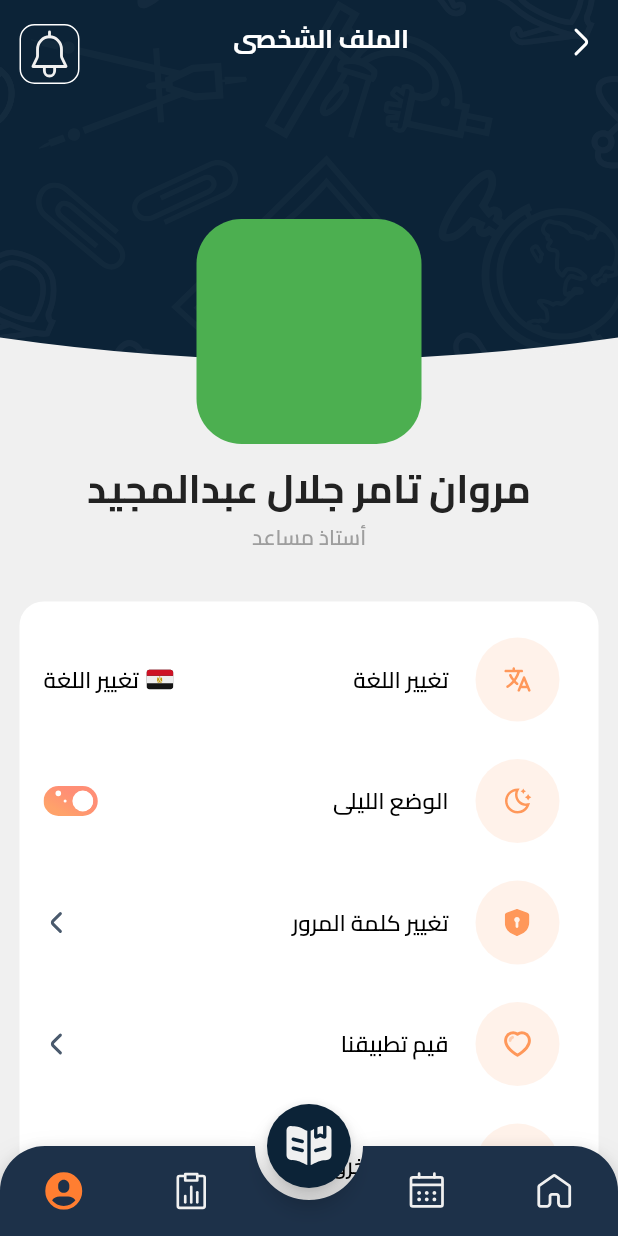
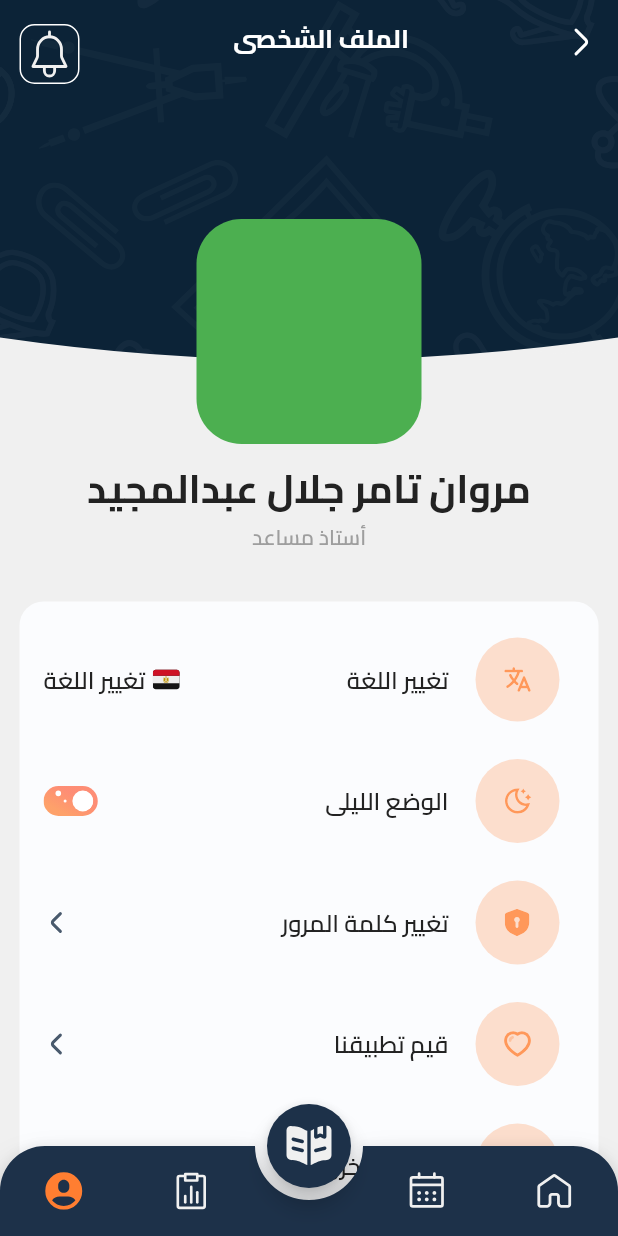
Before and after one commit to Marwan-Tamer777/Academia, a Flutter app: the BottomNavBar screen opened by its route, on a phone screen of 412 x 824 dp. Run offline on Flutter 3.47's test engine with Material 3 defaults, Android fonts, the phone set to English and light mode, and no system bars; drawn by our look-alikes of animated_bottom_navigation_bar; our stand-ins replace carousel_slider, curved_navigation_bar, dio, flutter_bloc, flutter_svg, freezed_annotation and 6 more; accounts and stored records are empty; generated files the repository leaves out were written again; project files that could hold a hidden picture were left out.

Commit message:
Added More Pages To Support Themes

```diff
--- a/Mobile App/academia/lib/presentation/resources/color_manager.dart
+++ b/Mobile App/academia/lib/presentation/resources/color_manager.dart
@@ -37,7 +37,7 @@ abstract class ColorManager {
   // static const Color lightGreen = Color(0xFF517B2C);
   static const Color lightGreen2 = Color(0xFFE9FFED);
   static const Color textOrange = Color(0xFFFF7E31);
-  static const Color lightOrange1 = Color.fromRGBO(255, 126, 49, 0.10);
+  static const Color lightOrange1 = Color(0x3DFF7D31);
   static const Color calenderEmptyState = Color(0xFF7E3133);
 
   static const Color offWhite = Color(0xFFFBFCFE);
@@ -56,7 +56,6 @@ abstract class ColorManager {
   static const Color darkExternalGreenOverlay = Color(0x66748076);
   static const Color darkNavigationBar = Color(0xFF0A111A);
 
-
   /// Dark Theme Colors
   /// Old
   static const Color darkWhiteSecondary = Color(0xFFF5F5F5);
--- a/Mobile App/academia/lib/presentation/resources/font_manager.dart
+++ b/Mobile App/academia/lib/presentation/resources/font_manager.dart
@@ -32,6 +32,7 @@ class FontSize {
   static const double s22 = 22;
   static const double s24 = 24;
   static const double s26 = 26;
+  static const double s28 = 28;
   static const double s29 = 29;
   static const double s34 = 34;
   static const double s36 = 36;
--- a/Mobile App/academia/lib/presentation/resources/theme_manager.dart
+++ b/Mobile App/academia/lib/presentation/resources/theme_manager.dart
@@ -154,8 +154,13 @@ class ThemeManager {
         color: ColorManager.lightGrey,
         fontFamily: FontConstants.cairo,
       ),
+      labelLarge: getBoldTextStyle(
+        fontSize: FontSize.s28,
+        color: ColorManager.lightBlack,
+        fontFamily: FontConstants.cairo,
+      ),
       labelMedium: getSemiBoldTextStyle(
-        fontSize: FontSize.s18,
+        fontSize: FontSize.s20,
         color: ColorManager.black,
         fontFamily: FontConstants.cairo,
       ),
@@ -295,6 +300,7 @@ class ThemeManager {
         greenOverlayColor: ColorManager.lightExternalGreenOverlay,
         successColor: ColorManager.lightSuccessText,
         navBarColor: ColorManager.lightNavigationBar,
+        pageIndicatorColor: ColorManager.buttonColor,
         themeIcon: Icons.light_mode,
         courseIcon: ImageAssets.courseIcon,
       )
@@ -310,8 +316,8 @@ class ThemeManager {
     scaffoldBackgroundColor: ColorManager.semiDarkBackground,
     canvasColor: ColorManager.semiDarkElement,
     colorScheme: const ColorScheme.dark(
-      primary: ColorManager.darkPrimary,
-      secondary: ColorManager.darkPrimary,
+      primary: ColorManager.semiDarkSecondary,
+      secondary: ColorManager.semiDarkSecondary,
       surface: ColorManager.darkBackground,
       background: ColorManager.darkBackground,
       error: ColorManager.darkError,
@@ -387,6 +393,7 @@ class ThemeManager {
       displayMedium: getSemiBoldTextStyle(
         color: ColorManager.semiDarkText,
         fontSize: FontSize.s24,
+        fontFamily: FontConstants.cairo,
       ),
       displaySmall: getRegularTextStyle(
         color: ColorManager.semiDarkText,
@@ -394,11 +401,13 @@ class ThemeManager {
       ),
       bodyLarge: getSemiBoldTextStyle(
         fontSize: FontSize.s16,
-        color: ColorManager.darkWhite,
+        color: ColorManager.semiDarkText,
+        fontFamily: FontConstants.cairo,
       ),
       bodyMedium: getRegularTextStyle(
         color: ColorManager.semiDarkText,
         fontSize: FontSize.s16,
+        fontFamily: FontConstants.cairo,
       ),
       bodySmall: getMediumTextStyle(
         color: ColorManager.semiDarkText,
@@ -407,18 +416,27 @@ class ThemeManager {
       titleLarge: getRegularTextStyle(
         color: ColorManager.darkWhite,
         fontSize: FontSize.s14,
+        fontFamily: FontConstants.cairo,
       ),
       titleMedium: getMediumTextStyle(
         fontSize: FontSize.s14,
         color: ColorManager.darkWhiteSecondary,
+        fontFamily: FontConstants.cairo,
       ),
       titleSmall: getRegularTextStyle(
         fontSize: FontSize.s11,
         color: ColorManager.darkGrey,
+        fontFamily: FontConstants.cairo,
       ),
-      labelMedium: getSemiBoldTextStyle(
-        fontSize: FontSize.s18,
-        color: ColorManager.white,
+      labelLarge: getBoldTextStyle(
+        fontSize: FontSize.s28,
+        color: ColorManager.semiDarkText,
+        fontFamily: FontConstants.cairo,
+      ),
+      labelMedium: getMediumTextStyle(
+        fontSize: FontSize.s20,
+        color: ColorManager.semiDarkText,
+        fontFamily: FontConstants.cairo,
       ),
       labelSmall: getRegularTextStyle(
         fontSize: FontSize.s18,
@@ -453,7 +471,7 @@ class ThemeManager {
 
       // Enabled border
       enabledBorder: const OutlineInputBorder(
-        borderSide:BorderSide.none,
+        borderSide: BorderSide.none,
         borderRadius: BorderRadius.all(Radius.circular(AppSize.s16)),
       ),
 
@@ -536,6 +554,7 @@ class ThemeManager {
         greenOverlayColor: ColorManager.darkExternalGreenOverlay,
         successColor: ColorManager.semiDarkSuccessText,
         navBarColor: ColorManager.darkNavigationBar,
+        pageIndicatorColor: ColorManager.semiDarkSecondary,
         themeIcon: Icons.dark_mode,
         courseIcon: ImageAssets.courseIconDark,
       ),
@@ -778,6 +797,7 @@ class ThemeManager {
         greenOverlayColor: ColorManager.darkExternalGreenOverlay,
         successColor: ColorManager.semiDarkSuccessText,
         navBarColor: ColorManager.darkNavigationBar,
+        pageIndicatorColor: ColorManager.semiDarkSecondary,
         themeIcon: Icons.dark_mode,
         courseIcon: ImageAssets.courseIconDark,
       ),
@@ -792,6 +812,7 @@ class CustomThemeExtension extends ThemeExtension<CustomThemeExtension> {
   final Color greenOverlayColor;
   final Color successColor;
   final Color navBarColor;
+  final Color pageIndicatorColor;
   final IconData themeIcon;
   final String courseIcon;
 
@@ -802,6 +823,7 @@ class CustomThemeExtension extends ThemeExtension<CustomThemeExtension> {
     required this.greenOverlayColor,
     required this.successColor,
     required this.navBarColor,
+    required this.pageIndicatorColor,
     required this.themeIcon,
     required this.courseIcon,
   });
@@ -814,6 +836,7 @@ class CustomThemeExtension extends ThemeExtension<CustomThemeExtension> {
     Color? greenOverlayColor,
     Color? successColor,
     Color? navBarColor,
+    Color? pageIndicatorColor,
     IconData? themeIcon,
     String? courseIcon,
   }) {
@@ -824,6 +847,7 @@ class CustomThemeExtension extends ThemeExtension<CustomThemeExtension> {
       greenOverlayColor: greenOverlayColor ?? this.greenOverlayColor,
       successColor: successColor ?? this.successColor,
       navBarColor: navBarColor ?? this.navBarColor,
+      pageIndicatorColor: pageIndicatorColor ?? this.pageIndicatorColor,
       themeIcon: themeIcon ?? this.themeIcon,
       courseIcon: courseIcon ?? this.courseIcon,
     );
--- a/Mobile App/academia/lib/presentation/screens/bottom_nav_bar/bottom_nav_bar_screen.dart
+++ b/Mobile App/academia/lib/presentation/screens/bottom_nav_bar/bottom_nav_bar_screen.dart
@@ -45,7 +45,9 @@ class BottomNavBar extends StatelessWidget {
                 shape: const CircleBorder(),
                 backgroundColor: cubit.currentIndex == 4
                     ? ColorManager.lightOrangeStatusBar
-                    : ColorManager.darkBlueBackground,
+                    : Theme.of(context)
+                        .extension<CustomThemeExtension>()!
+                        .navBarColor,
                 onPressed: () {
                   cubit.changeBottomNavBarState(4);
                 },
--- a/Mobile App/academia/lib/presentation/screens/bottom_nav_bar/bottom_nav_bar_screens/courses_screen.dart
+++ b/Mobile App/academia/lib/presentation/screens/bottom_nav_bar/bottom_nav_bar_screens/courses_screen.dart
@@ -139,9 +139,9 @@ class _CoursesScreenState extends State<CoursesScreen> {
                     itemCount: 10,
                   ),
                 ),
-                const SizedBox(
-                  height: AppSize.s100,
-                ),
+                SizedBox(
+                height: MediaQuery.of(context).size.height * 0.2,
+              )
                 // if there is no courses
                 // const NoCoursesBackground(),
                 // const NoCoursesComponent(),
--- a/Mobile App/academia/lib/presentation/screens/bottom_nav_bar/bottom_nav_bar_screens/home_screen.dart
+++ b/Mobile App/academia/lib/presentation/screens/bottom_nav_bar/bottom_nav_bar_screens/home_screen.dart
@@ -195,9 +195,9 @@ class HomeScreen extends StatelessWidget {
                     itemCount: 10,
                   ),
                 ),
-                const SizedBox(
-                  height: AppSize.s100,
-                ),
+                 SizedBox(
+                height: MediaQuery.of(context).size.height * 0.2,
+              )
                 // if there is no courses
                 // const NoCoursesBackground(),
                 // const NoCoursesComponent(),
--- a/Mobile App/academia/lib/presentation/screens/bottom_nav_bar/bottom_nav_bar_screens/profile_screen.dart
+++ b/Mobile App/academia/lib/presentation/screens/bottom_nav_bar/bottom_nav_bar_screens/profile_screen.dart
@@ -13,12 +13,14 @@ class ProfileScreen extends StatelessWidget {
   @override
   Widget build(BuildContext context) {
     return SingleChildScrollView(
-      child: Stack(
-        children: [
+      child: Stack(children: [
         // background
-          const Background(height: 240,),
+        const Background(
+          height: 240,
+        ),
         Padding(
-            padding: const EdgeInsets.symmetric(horizontal: AppPadding.p13, vertical: AppPadding.p16),
+          padding: const EdgeInsets.symmetric(
+              horizontal: AppPadding.p13, vertical: AppPadding.p16),
           child: Column(
             children: [
               // title and notification icon
@@ -76,13 +78,15 @@ class ProfileScreen extends StatelessWidget {
                       fontSize: FontSize.s14,
                     ),
               ),
-                const SizedBox(height: 35,),
+              const SizedBox(
+                height: 35,
+              ),
 
               // settings
               Container(
                 padding: const EdgeInsets.symmetric(vertical: 24),
                 decoration: BoxDecoration(
-                    color: ColorManager.white,
+                  color: Theme.of(context).canvasColor,
                   borderRadius: BorderRadius.circular(16),
                 ),
                 child: Column(
@@ -91,61 +95,89 @@ class ProfileScreen extends StatelessWidget {
                       leading: Row(
                         mainAxisSize: MainAxisSize.min,
                         children: [
-                            Text("تغيير اللغة", style: Theme.of(context).textTheme.displayMedium!.copyWith(fontSize: FontSize.s15, color: ColorManager.black),),
-                            const SizedBox(width: 5,),
+                          Text(
+                            "تغيير اللغة",
+                            style: Theme.of(context).textTheme.bodyLarge,
+                          ),
+                          const SizedBox(
+                            width: 5,
+                          ),
                           SvgPicture.asset(ImageAssets.egypt),
                         ],
                       ),
                       title: Align(
                           alignment: Alignment.centerRight,
-                            child: Text("تغيير اللغة", style: Theme.of(context).textTheme.displayMedium!.copyWith(fontSize: FontSize.s15, color: ColorManager.black),)),
+                          child: Text(
+                            "تغيير اللغة",
+                            style: Theme.of(context).textTheme.bodyLarge,
+                          )),
                       trailing: CircleAvatar(
                         radius: 30,
                         backgroundColor: ColorManager.lightOrange1,
                         child: SvgPicture.asset(ImageAssets.language),
                       ),
                     ),
-                      const SizedBox(height: 25,),
+                    const SizedBox(
+                      height: 25,
+                    ),
                     ListTile(
                       leading: SvgPicture.asset(ImageAssets.switchButton),
                       title: Align(
                           alignment: Alignment.centerRight,
-                            child: Text("الوضع الليلى", style: Theme.of(context).textTheme.displayMedium!.copyWith(fontSize: FontSize.s15, color: ColorManager.black),)),
+                          child: Text(
+                            "الوضع الليلى",
+                            style: Theme.of(context).textTheme.bodyLarge,
+                          )),
                       trailing: CircleAvatar(
                         radius: 30,
                         backgroundColor: ColorManager.lightOrange1,
                         child: SvgPicture.asset(ImageAssets.mode),
                       ),
                     ),
-                      const SizedBox(height: 25,),
+                    const SizedBox(
+                      height: 25,
+                    ),
                     ListTile(
                       leading: SvgPicture.asset(ImageAssets.arrowLeft),
                       title: Align(
                           alignment: Alignment.centerRight,
-                            child: Text("تغيير كلمة المرور", style: Theme.of(context).textTheme.displayMedium!.copyWith(fontSize: FontSize.s15, color: ColorManager.black),)),
+                          child: Text(
+                            "تغيير كلمة المرور",
+                            style: Theme.of(context).textTheme.bodyLarge,
+                          )),
                       trailing: CircleAvatar(
                         radius: 30,
                         backgroundColor: ColorManager.lightOrange1,
                         child: SvgPicture.asset(ImageAssets.lock),
                       ),
                     ),
-                      const SizedBox(height: 25,),
+                    const SizedBox(
+                      height: 25,
+                    ),
                     ListTile(
                       leading: SvgPicture.asset(ImageAssets.arrowLeft),
                       title: Align(
                           alignment: Alignment.centerRight,
-                            child: Text("قيم تطبيقنا", style: Theme.of(context).textTheme.displayMedium!.copyWith(fontSize: FontSize.s15, color: ColorManager.black),)),
+                          child: Text(
+                            "قيم تطبيقنا",
+                            style: Theme.of(context).textTheme.bodyLarge,
+                          )),
                       trailing: CircleAvatar(
                         radius: 30,
                         backgroundColor: ColorManager.lightOrange1,
                         child: SvgPicture.asset(ImageAssets.heart),
                       ),
                     ),
-                      const SizedBox(height: 25,),
+                    const SizedBox(
+                      height: 25,
+                    ),
                     ListTile(
                       title: Align(
                           alignment: Alignment.centerRight,
-                            child: Text("تسجيل الخروج", style: Theme.of(context).textTheme.displayMedium!.copyWith(fontSize: FontSize.s15, color: ColorManager.black),)),
+                          child: Text(
+                            "تسجيل الخروج",
+                            style: Theme.of(context).textTheme.bodyLarge,
+                          )),
                       trailing: CircleAvatar(
                         radius: 30,
                         backgroundColor: ColorManager.lightOrange1,
@@ -154,12 +186,14 @@ class ProfileScreen extends StatelessWidget {
                     ),
                   ],
                 ),
+              ),
+              SizedBox(
+                height: MediaQuery.of(context).size.height * 0.2,
               )
             ],
           ),
         )
-        ]
-      ),
+      ]),
     );
   }
 }
--- a/Mobile App/academia/lib/presentation/screens/bottom_nav_bar/bottom_nav_bar_screens/quiz_screen.dart
+++ b/Mobile App/academia/lib/presentation/screens/bottom_nav_bar/bottom_nav_bar_screens/quiz_screen.dart
@@ -148,6 +148,9 @@ class QuizScreen extends StatelessWidget {
                       height: AppSize.s10,
                     ),
                     const CalenderEmptyState(),
+                      SizedBox(
+                height: MediaQuery.of(context).size.height * 0.2,
+              )
                   ],
                 ),
             ));
--- a/Mobile App/academia/lib/presentation/widgets/common_widgets.dart
+++ b/Mobile App/academia/lib/presentation/widgets/common_widgets.dart
@@ -8,9 +8,11 @@ class BigButton extends StatelessWidget {
   final VoidCallback   onPressed;
   final EdgeInsetsGeometry? padding;
   final EdgeInsetsGeometry? margin;
+  final TextStyle? textStyle;
   const BigButton(
       {this.margin,
       this.padding,
+      this.textStyle,
       required this.onPressed,
       required this.text,
       super.key
@@ -25,7 +27,7 @@ class BigButton extends StatelessWidget {
       onPressed: onPressed,
       child: Text(
         text,
-        style: getBoldTextStyle(
+        style:textStyle?? getBoldTextStyle(
           fontSize: 18,
           fontFamily: FontConstants.cairo,
           color: Colors.white,
--- a/Mobile App/academia/lib/presentation/widgets/elements/calender_empty_state.dart
+++ b/Mobile App/academia/lib/presentation/widgets/elements/calender_empty_state.dart
@@ -20,7 +20,9 @@ class CalenderEmptyState extends StatelessWidget {
         ),
         child: Align(
             alignment: Alignment.centerRight,
-            child: Text("لا يوجد أي مواعيد لليوم ", style: Theme.of(context).textTheme.displayMedium!.copyWith(fontSize: FontSize.s15, color: ColorManager.black),))
-    );
+            child: Text(
+              "لا يوجد أي مواعيد لليوم ",
+              style: Theme.of(context).textTheme.bodyLarge,
+            )));
   }
 }
```
Also changed, not shown: Mobile App/academia/lib/presentation/screens/bottom_nav_bar/bottom_nav_bar_screens/calender_screen.dart (+44 -17 lines), Mobile App/academia/lib/presentation/screens/login/login_screen.dart (+11 -6 lines), Mobile App/academia/lib/presentation/screens/onboarding/onboarding_screen.dart (+12 -15 lines), 2 other files. Lines whose indentation alone changed are shown as unchanged.
